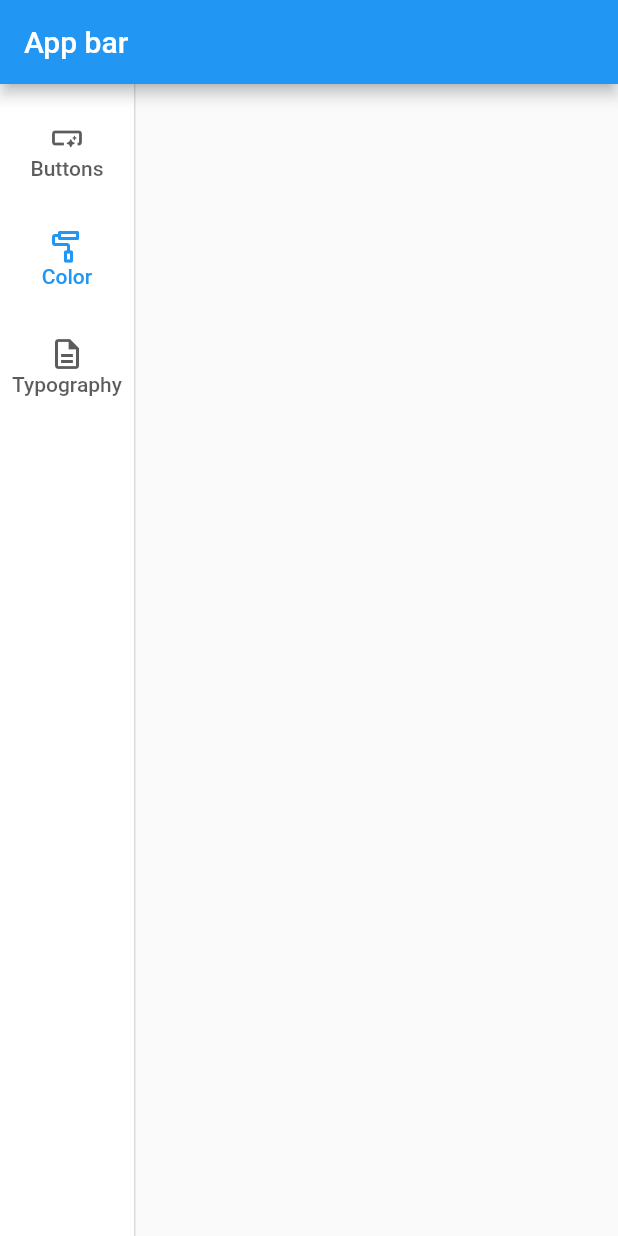
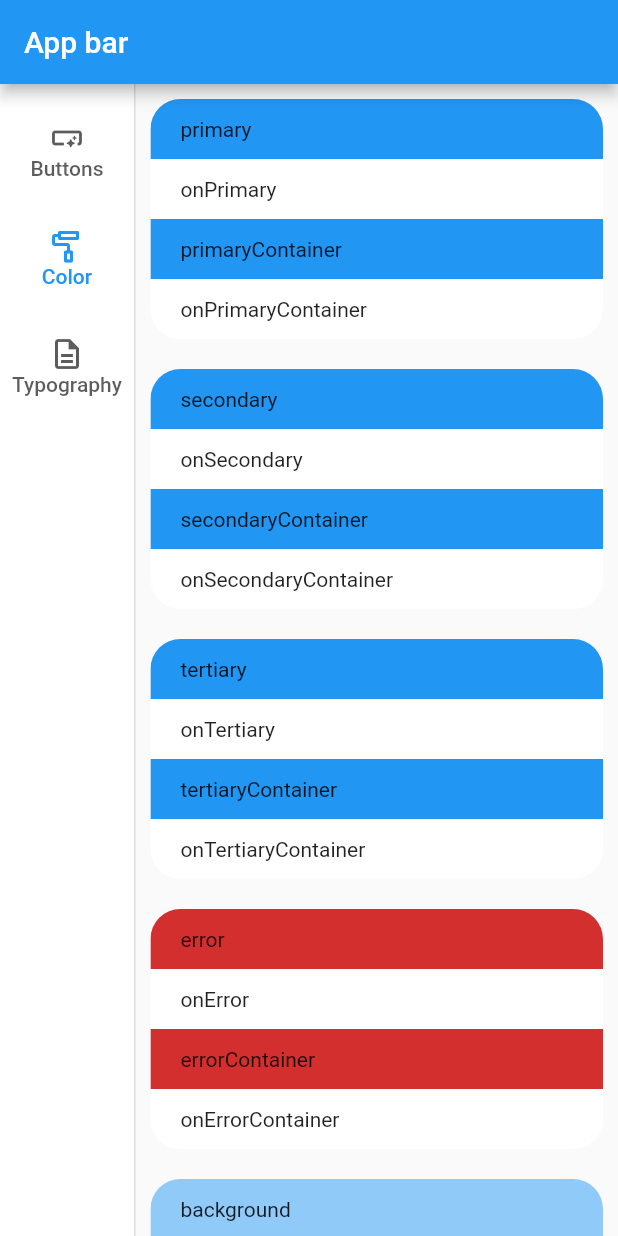
Before and after one commit to TheAmazingLin1/themes, a Flutter app: the screen it shows after launch, after a tap on "Color", on a phone screen of 412 x 824 dp. Run offline on Flutter 3.47's test engine with Material 2 defaults, Android fonts, the phone set to English and light mode, and no system bars.

Commit message:
colorscheme

```diff
--- a/lib/pages/theme_showcase/theme_showcase.dart
+++ b/lib/pages/theme_showcase/theme_showcase.dart
@@ -1,6 +1,5 @@
 import 'package:flutter/material.dart';
-import 'package:flutter/src/widgets/container.dart';
-import 'package:flutter/src/widgets/framework.dart';
+import 'package:themes/pages/theme_showcase/widgets/colors_scheme.dart';
 
 import 'widgets/buttons.dart';
 
@@ -25,7 +24,7 @@ class _ThemeShowCaseState extends State<ThemeShowCase> {
       case 0:
         return Buttons();
       case 1:
-        return Container();
+        return ColorsScheme();
       case 2:
         return Container();
     }
--- /dev/null
+++ b/lib/pages/theme_showcase/widgets/colors_scheme.dart
@@ -0,0 +1,121 @@
+import 'package:flutter/material.dart';
+
+class CardColors {
+  String title;
+  Color color;
+
+  CardColors(this.title, this.color);
+}
+
+class ColorsScheme extends StatelessWidget {
+  const ColorsScheme({super.key});
+
+  Widget _colorCard(BuildContext context, List<CardColors> colors,
+      {bool whiteText = false}) {
+    return Padding(
+      padding: const EdgeInsets.all(10.0),
+      child: Container(
+        height: colors.length * 40,
+        clipBehavior: Clip.antiAlias,
+        decoration: BoxDecoration(
+          borderRadius: BorderRadius.all(
+            Radius.circular(20),
+          ),
+        ),
+        child: Column(
+          children: [
+            for (final color in colors)
+              _cardSegment(context, color.title, color.color)
+          ],
+        ),
+      ),
+    );
+  }
+
+  Widget _cardSegment(BuildContext context, String title, Color color) {
+    return Expanded(
+      child: Container(
+        color: color,
+        width: double.infinity,
+        alignment: Alignment.centerLeft,
+        padding: EdgeInsets.only(left: 20),
+        child: Text(title),
+      ),
+    );
+  }
+
+  @override
+  Widget build(BuildContext context) {
+    final colorScheme = Theme.of(context).colorScheme;
+    return SingleChildScrollView(
+      child: Column(
+        children: [
+          _colorCard(
+            context,
+            [
+              CardColors("primary", colorScheme.primary),
+              CardColors("onPrimary", colorScheme.onPrimary),
+              CardColors("primaryContainer", colorScheme.primaryContainer),
+              CardColors("onPrimaryContainer", colorScheme.onPrimaryContainer),
+            ],
+          ),
+          _colorCard(
+            context,
+            [
+              CardColors("secondary", colorScheme.secondary),
+              CardColors("onSecondary", colorScheme.onSecondary),
+              CardColors("secondaryContainer", colorScheme.secondaryContainer),
+              CardColors(
+                  "onSecondaryContainer", colorScheme.onSecondaryContainer),
+            ],
+          ),
+          _colorCard(
+            context,
+            [
+              CardColors("tertiary", colorScheme.tertiary),
+              CardColors("onTertiary", colorScheme.onTertiary),
+              CardColors("tertiaryContainer", colorScheme.tertiaryContainer),
+              CardColors(
+                  "onTertiaryContainer", colorScheme.onTertiaryContainer),
+            ],
+          ),
+          _colorCard(
+            context,
+            [
+              CardColors("error", colorScheme.error),
+              CardColors("onError", colorScheme.onError),
+              CardColors("errorContainer", colorScheme.errorContainer),
+              CardColors("onErrorContainer", colorScheme.onErrorContainer),
+            ],
+          ),
+          _colorCard(
+            context,
+            [
+              CardColors("background", colorScheme.background),
+              CardColors("onBackground", colorScheme.onBackground),
+            ],
+          ),
+          _colorCard(
+            context,
+            [
+              CardColors("surface", colorScheme.surface),
+              CardColors("onSurface", colorScheme.onSurface),
+              CardColors("surfaceVariant", colorScheme.surfaceVariant),
+              CardColors("onSurfaceVariant", colorScheme.onSurfaceVariant),
+            ],
+          ),
+          _colorCard(
+            context,
+            [
+              CardColors("outline", colorScheme.outline),
+              CardColors("shadow", colorScheme.shadow),
+              CardColors("inverseSurface", colorScheme.inverseSurface),
+              CardColors("onInverseSurface", colorScheme.onInverseSurface),
+              CardColors("inversePrimary", colorScheme.inversePrimary),
+            ],
+          ),
+        ],
+      ),
+    );
+  }
+}
```
